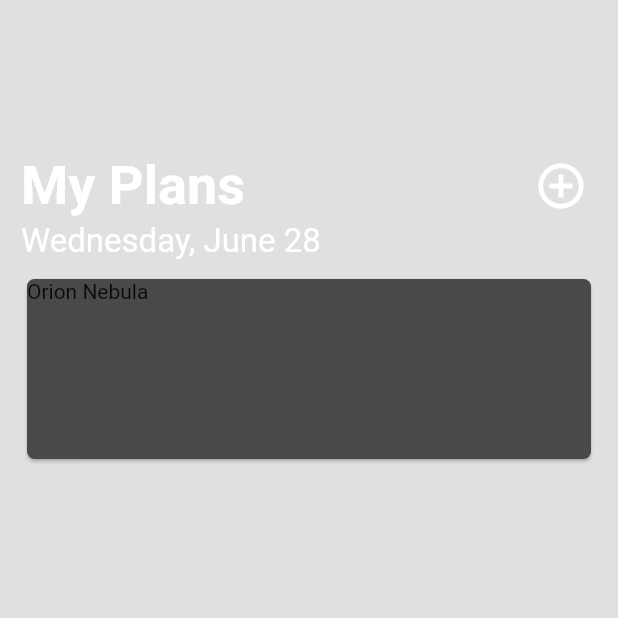
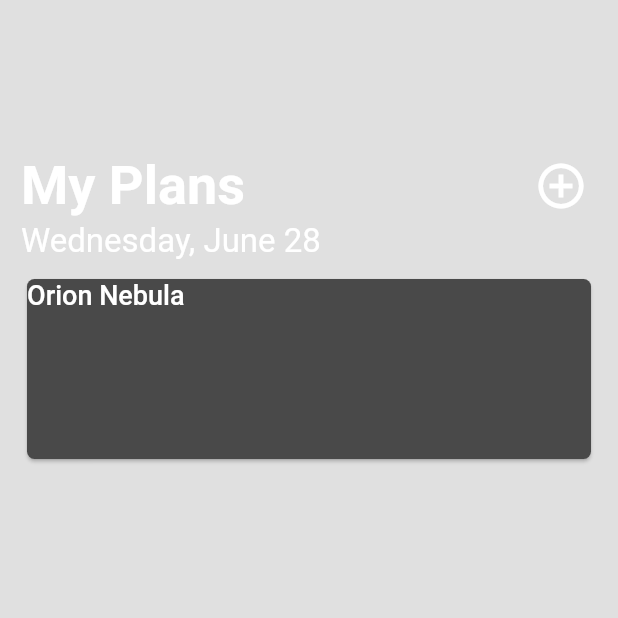
Before and after one commit to pat-mart/alpha_app, a Flutter app: the screen it shows after launch, after a tap on the "add circle outline" icon, on a phone screen of 412 x 824 dp, the top half of it. Run offline on Flutter 3.47's test engine with Material 2 defaults, Android fonts, the light colour scheme and no system bars.

Commit message:
initial commit

```diff
--- a/lib/views/plan_v.dart
+++ b/lib/views/plan_v.dart
@@ -29,7 +29,7 @@ class PlanCardState extends State<PlanCard> {
               child: SizedBox (
                   width: double.infinity,
                   height: 120,
-                  child: Text(widget.plan.target.name)
+                  child: Text(widget.plan.target.name, style: const TextStyle(fontSize: 18, fontWeight: FontWeight.w500, color: Colors.white))
               )
           ),
           const Padding(padding: EdgeInsets.only(bottom: 18))
```
